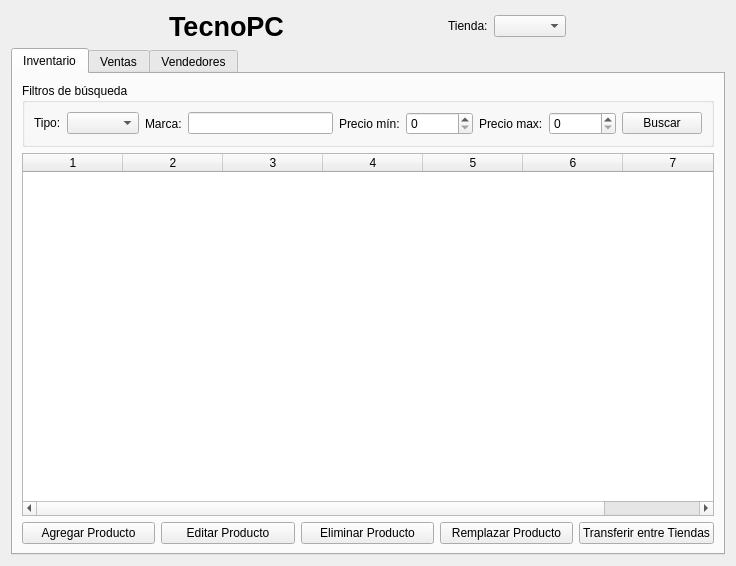
This is ui/main.ui in Matiti061/TecnoPC as Qt 5 draws it before an edit. The edited form follows.
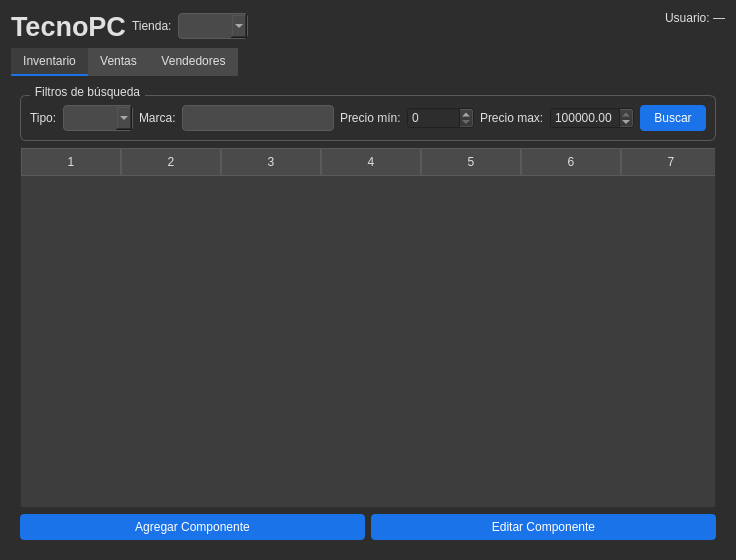
This is the edited form.

Patch:
```diff
--- a/ui/main.ui
+++ b/ui/main.ui
@@ -3,20 +3,184 @@
  <class>Form</class>
  <widget class="QWidget" name="Form">
   <property name="windowModality">
-   <enum>Qt::NonModal</enum>
+   <enum>Qt::WindowModality::NonModal</enum>
   </property>
   <property name="geometry">
    <rect>
     <x>0</x>
     <y>0</y>
     <width>736</width>
-    <height>566</height>
+    <height>560</height>
    </rect>
   </property>
   <property name="windowTitle">
    <string>TecnoPC - Sistema de Gestión</string>
   </property>
+  <property name="styleSheet">
+    <string>
+    QWidget {
+      background-color: #2D2D2D;
+      color: #E0E0E0;
+      font-family: "Segoe UI", Arial, sans-serif;
+    }
+
+    QGroupBox {
+      border: 1px solid #5A5A5A;
+      border-radius: 6px;
+      margin-top: 10px;
+      color: #B0B0B0;
+    }
+
+    QGroupBox::title {
+      subcontrol-origin: margin;
+      left: 10px;
+      padding: 0 3px;
+      color: #E0E0E0
+    }
+
+    QTabWidget::pane {
+      border: none;
+      background: #3D3D3D;
+    }
+
+    QTabBar::tab {
+      background: #4A4A4A;
+      color: #E0E0E0;
+      padding: 6px 12px;
+      border-bottom: 2px solid transparent;
+    }
+
+    QTabBar::tab:selected {
+      background: #3D3D3D;
+      border-bottom: 2px solid #1A73E8;
+    }
+
+    QPushButton {
+      background-color: #1A73E8;
+      color: #FFFFFF;
+      border: none;
+      border-radius: 4px;
+      padding: 6px 14px;
+    }
+
+    QPushButton:hover {
+      background-color: #1558B0;
+    }
+
+    QPushButton:disabled {
+      background-color: #5A5A5A;
+      color: #9E9E9E;
+    }
+
+    QComboBox, QLineEdit, QSpinBox {
+      background-color: #4A4A4A;
+      border: 1px solid #5A5A5A;
+      border-radius: 4px;
+      padding: 4px;
+      color: #E0E0E0;
+    }
+
+    QComboBox:hover, QLineEdit:hover, QSpinBox:hover {
+      border-color: #1A73E8;
+    }
+
+    QTableWidget {
+        background-color: #3D3D3D;
+        color: #E0E0E0;
+        gridline-color: #5A5A5A;
+    }
+
+    QHeaderView::section {
+        background-color: #4A4A4A;
+        color: #E0E0E0;
+        border: 1px solid #5A5A5A;
+        padding: 4px;
+    }
+
+    QScrollBar:vertical, QScrollBar:horizontal {
+        background: #3D3D3D;
+        width: 12px;
+    }
+
+    QScrollBar::handle {
+        background: #5A5A5A;
+        border-radius: 4px;
+    }
+
+    QScrollBar::add-line, QScrollBar::sub-line {
+        background: none;
+    }
+  </string>
+  </property>
   <layout class="QGridLayout" name="gridLayout">
+   <item row="0" column="0">
+    <layout class="QHBoxLayout" name="header_layout">
+     <property name="sizeConstraint">
+      <enum>QLayout::SizeConstraint::SetMaximumSize</enum>
+     </property>
+     <item>
+      <widget class="QLabel" name="label">
+       <property name="sizePolicy">
+        <sizepolicy hsizetype="Maximum" vsizetype="Maximum">
+         <horstretch>0</horstretch>
+         <verstretch>0</verstretch>
+        </sizepolicy>
+       </property>
+       <property name="font">
+        <font>
+         <family>Arial</family>
+         <pointsize>20</pointsize>
+         <italic>false</italic>
+         <bold>true</bold>
+        </font>
+       </property>
+       <property name="text">
+        <string>TecnoPC</string>
+       </property>
+      </widget>
+     </item>
+     <item>
+      <layout class="QHBoxLayout" name="horizontalLayout_2">
+       <property name="sizeConstraint">
+        <enum>QLayout::SizeConstraint::SetMaximumSize</enum>
+       </property>
+       <item>
+        <widget class="QLabel" name="label_2">
+         <property name="sizePolicy">
+          <sizepolicy hsizetype="Maximum" vsizetype="Maximum">
+           <horstretch>0</horstretch>
+           <verstretch>0</verstretch>
+          </sizepolicy>
+         </property>
+         <property name="text">
+          <string>Tienda:</string>
+         </property>
+        </widget>
+       </item>
+       <item>
+        <widget class="QComboBox" name="shopComboBox">
+         <property name="sizePolicy">
+          <sizepolicy hsizetype="Maximum" vsizetype="Maximum">
+           <horstretch>0</horstretch>
+           <verstretch>0</verstretch>
+          </sizepolicy>
+         </property>
+        </widget>
+       </item>
+          <item>
+    <widget class="QLabel" name="user_label">
+        <property name="text">
+        <string>Usuario: —</string>
+        </property>
+        <property name="alignment">
+          <set>Qt::AlignRight</set>
+        </property>
+      </widget>
+    </item>
+      </layout>
+     </item>
+    </layout>
+   </item>
    <item row="1" column="0">
     <widget class="QTabWidget" name="tabWidget">
      <property name="currentIndex">
@@ -76,7 +240,7 @@
            </widget>
           </item>
           <item>
-           <widget class="QLineEdit" name="marca_edit"/>
+           <widget class="QLineEdit" name="brand_edit"/>
           </item>
           <item>
            <widget class="QLabel" name="precio_min_label">
@@ -86,9 +250,12 @@
            </widget>
           </item>
           <item>
-           <widget class="QSpinBox" name="precio_min">
+           <widget class="QDoubleSpinBox" name="price_min">
+            <property name="decimals">
+             <number>0</number>
+            </property>
             <property name="maximum">
-             <number>2000000</number>
+             <double>100000.000000000000000</double>
             </property>
            </widget>
           </item>
@@ -100,14 +267,20 @@
            </widget>
           </item>
           <item>
-           <widget class="QSpinBox" name="precio_max">
+           <widget class="QDoubleSpinBox" name="price_max">
             <property name="maximum">
-             <number>2000000</number>
+             <double>100000.000000000000000</double>
+            </property>
+            <property name="singleStep">
+             <double>100000.000000000000000</double>
+            </property>
+            <property name="value">
+             <double>100000.000000000000000</double>
             </property>
            </widget>
           </item>
           <item>
-           <widget class="QPushButton" name="buscar_btn">
+           <widget class="QPushButton" name="search_btn">
             <property name="text">
              <string>Buscar</string>
             </property>
@@ -135,35 +308,14 @@
          <item>
           <widget class="QPushButton" name="add_component_btn">
            <property name="text">
-            <string>Agregar Producto</string>
+            <string>Agregar Componente</string>
            </property>
           </widget>
          </item>
          <item>
           <widget class="QPushButton" name="edit_component_btn">
            <property name="text">
-            <string>Editar Producto</string>
-           </property>
-          </widget>
-         </item>
-         <item>
-          <widget class="QPushButton" name="elim_component_btn">
-           <property name="text">
-            <string>Eliminar Producto</string>
-           </property>
-          </widget>
-         </item>
-         <item>
-          <widget class="QPushButton" name="replace_component_btn">
-           <property name="text">
-            <string>Remplazar Producto</string>
-           </property>
-          </widget>
-         </item>
-         <item>
-          <widget class="QPushButton" name="transfer_btn">
-           <property name="text">
-            <string>Transferir entre Tiendas</string>
+            <string>Editar Componente</string>
            </property>
           </widget>
          </item>
@@ -232,7 +384,10 @@
          </property>
          <layout class="QVBoxLayout" name="verticalLayout_5">
           <item>
-           <widget class="QLabel" name="label_6">
+           <widget class="QLabel" name="status_label">
+            <property name="enabled">
+             <bool>true</bool>
+            </property>
             <property name="sizePolicy">
              <sizepolicy hsizetype="Minimum" vsizetype="Minimum">
               <horstretch>0</horstretch>
@@ -295,7 +450,7 @@
              </widget>
             </item>
             <item>
-             <widget class="QSpinBox" name="spinBox">
+             <widget class="QSpinBox" name="quantity_spinBox">
               <property name="sizePolicy">
                <sizepolicy hsizetype="Minimum" vsizetype="Minimum">
                 <horstretch>0</horstretch>
@@ -322,18 +477,17 @@
           <item>
            <layout class="QHBoxLayout" name="horizontalLayout_3" stretch="1,0,0">
             <item>
-             <widget class="QLabel" name="label_9">
+             <widget class="QLabel" name="price_label">
               <property name="font">
                <font>
                 <family>Arial</family>
                 <pointsize>14</pointsize>
-                <weight>75</weight>
                 <bold>true</bold>
                 <strikeout>false</strikeout>
                </font>
               </property>
               <property name="text">
-               <string>Total: $0</string>
+               <string>Total: 0 CLP</string>
               </property>
              </widget>
             </item>
@@ -418,20 +572,6 @@
               </property>
              </widget>
             </item>
-            <item>
-             <widget class="QPushButton" name="replace_saleman_btn">
-              <property name="text">
-               <string>Remplazar Vendedores</string>
-              </property>
-             </widget>
-            </item>
-            <item>
-             <widget class="QPushButton" name="elim_saleman_btn">
-              <property name="text">
-               <string>Eliminar vendedores</string>
-              </property>
-             </widget>
-            </item>
             <item>
              <widget class="QPushButton" name="edit_saleman_btn">
               <property name="text">
@@ -538,65 +678,6 @@
      </widget>
     </widget>
    </item>
-   <item row="0" column="0">
-    <layout class="QHBoxLayout" name="header_layout">
-     <property name="sizeConstraint">
-      <enum>QLayout::SetDefaultConstraint</enum>
-     </property>
-     <item>
-      <widget class="QLabel" name="label">
-       <property name="sizePolicy">
-        <sizepolicy hsizetype="Maximum" vsizetype="Maximum">
-         <horstretch>0</horstretch>
-         <verstretch>0</verstretch>
-        </sizepolicy>
-       </property>
-       <property name="font">
-        <font>
-         <family>Arial</family>
-         <pointsize>20</pointsize>
-         <weight>75</weight>
-         <italic>false</italic>
-         <bold>true</bold>
-        </font>
-       </property>
-       <property name="text">
-        <string>TecnoPC</string>
-       </property>
-      </widget>
-     </item>
-     <item>
-      <layout class="QHBoxLayout" name="horizontalLayout_2">
-       <property name="sizeConstraint">
-        <enum>QLayout::SetDefaultConstraint</enum>
-       </property>
-       <item>
-        <widget class="QLabel" name="label_2">
-         <property name="sizePolicy">
-          <sizepolicy hsizetype="Maximum" vsizetype="Maximum">
-           <horstretch>0</horstretch>
-           <verstretch>0</verstretch>
-          </sizepolicy>
-         </property>
-         <property name="text">
-          <string>Tienda:</string>
-         </property>
-        </widget>
-       </item>
-       <item>
-        <widget class="QComboBox" name="shopComboBox">
-         <property name="sizePolicy">
-          <sizepolicy hsizetype="Maximum" vsizetype="Maximum">
-           <horstretch>0</horstretch>
-           <verstretch>0</verstretch>
-          </sizepolicy>
-         </property>
-        </widget>
-       </item>
-      </layout>
-     </item>
-    </layout>
-   </item>
   </layout>
  </widget>
  <resources/>
```
